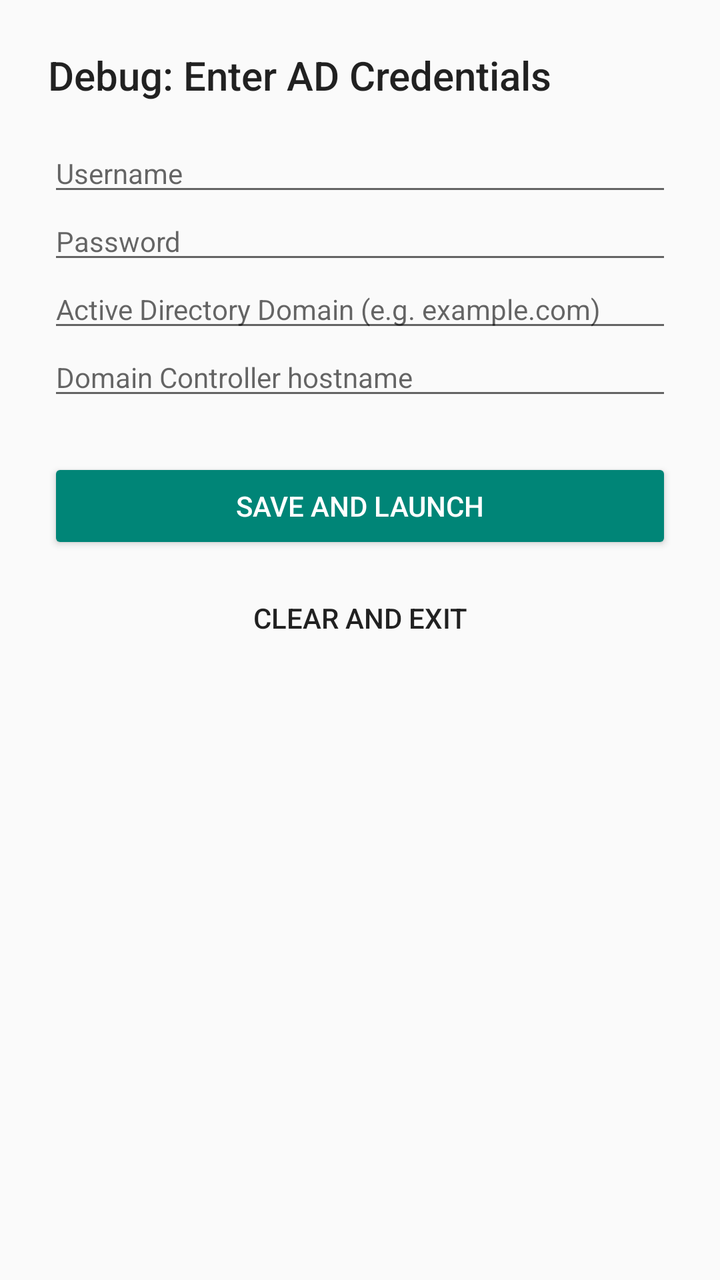
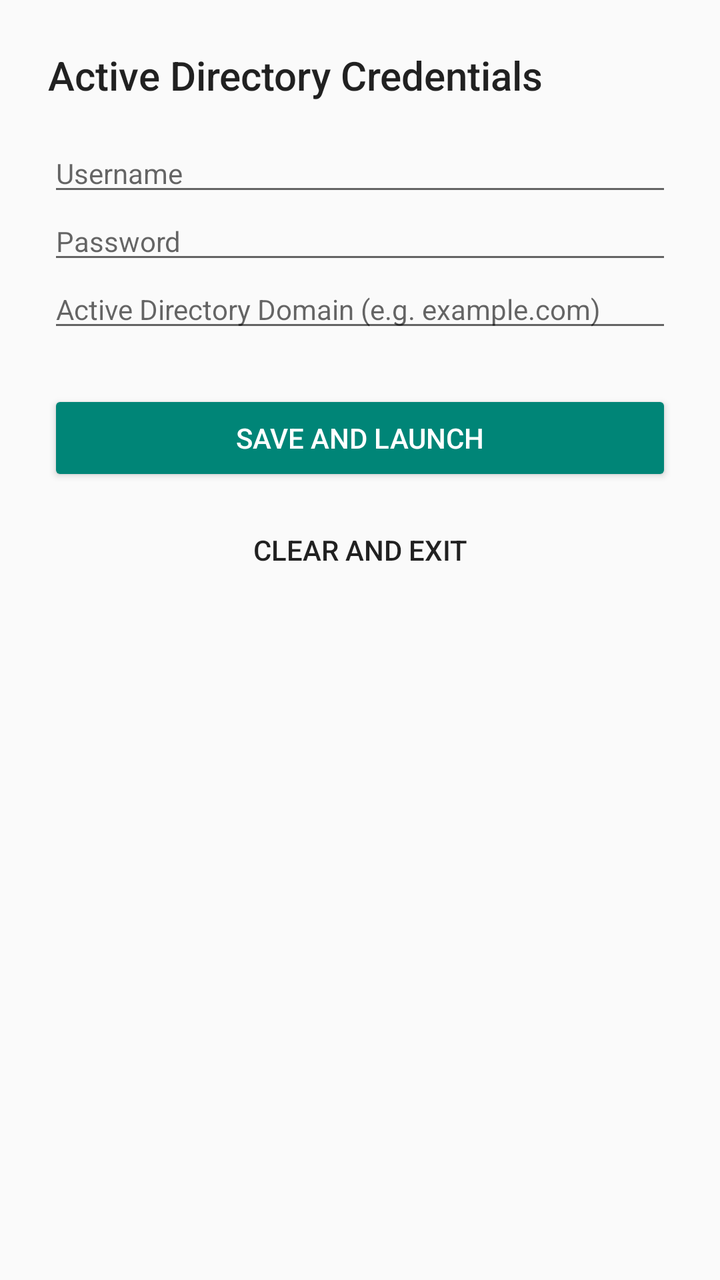

Screens rendered from an Android XML layout before and after an edit, with the pre-edit source and the edit as a unified diff.
<!-- AndroidManifest.xml: activity theme Theme.AppCompat.Light.NoActionBar -->
<!-- res/layout/activity_edit_configuration.xml -->
<?xml version="1.0" encoding="utf-8"?>
<LinearLayout
    xmlns:android="http://schemas.android.com/apk/res/android"
    android:layout_width="match_parent"
    android:layout_height="match_parent"
    android:orientation="vertical"
    android:padding="24dp"
    >

  <TextView
      android:layout_width="wrap_content"
      android:layout_height="wrap_content"
      android:text="Debug: Enter AD Credentials"
      style="@style/TextAppearance.AppCompat.Title"
      android:paddingBottom="16dp"
      />

  <EditText
      android:id="@+id/edit_username"
      android:layout_width="match_parent"
      android:layout_height="wrap_content"
      android:hint="Username"
      android:inputType="text"
      style="@style/TextAppearance.AppCompat.Body1"
      />

  <EditText
      android:id="@+id/edit_password"
      android:layout_width="match_parent"
      android:layout_height="wrap_content"
      android:hint="Password"
      android:inputType="textPassword"
      android:paddingTop="8dp"
      style="@style/TextAppearance.AppCompat.Body1"
      />

  <EditText
      android:id="@+id/edit_domain"
      android:layout_width="match_parent"
      android:layout_height="wrap_content"
      android:hint="Active Directory Domain (e.g. example.com)"
      android:inputType="textUri"
      android:paddingTop="8dp"
      style="@style/TextAppearance.AppCompat.Body1"
      />

  <EditText
      android:id="@+id/edit_controller"
      android:layout_width="match_parent"
      android:layout_height="wrap_content"
      android:hint="Domain Controller hostname"
      android:inputType="textUri"
      android:paddingTop="8dp"
      style="@style/TextAppearance.AppCompat.Body1"
      />

  <Button
      android:id="@+id/btn_save"
      android:layout_width="match_parent"
      android:layout_height="wrap_content"
      android:text="Save and Launch"
      android:layout_marginTop="24dp"
      style="@style/Widget.AppCompat.Button.Colored"
      />

  <Button
      android:id="@+id/btn_clear"
      android:layout_width="match_parent"
      android:layout_height="wrap_content"
      android:text="Clear and Exit"
      android:layout_marginTop="8dp"
      style="@style/Widget.AppCompat.Button.Borderless"
      />

</LinearLayout>
<!-- resources referenced by this layout -->
<resources>

</resources>

<!-- the commit's change to res/layout/activity_edit_configuration.xml (unified diff, before → after) -->
@@ -10,7 +10,7 @@
   <TextView
       android:layout_width="wrap_content"
       android:layout_height="wrap_content"
-      android:text="Debug: Enter AD Credentials"
+      android:text="@string/title"
       style="@style/TextAppearance.AppCompat.Title"
       android:paddingBottom="16dp"
       />
@@ -44,16 +44,6 @@
       style="@style/TextAppearance.AppCompat.Body1"
       />
 
-  <EditText
-      android:id="@+id/edit_controller"
-      android:layout_width="match_parent"
-      android:layout_height="wrap_content"
-      android:hint="Domain Controller hostname"
-      android:inputType="textUri"
-      android:paddingTop="8dp"
-      style="@style/TextAppearance.AppCompat.Body1"
-      />
-
   <Button
       android:id="@+id/btn_save"
       android:layout_width="match_parent"
<!-- resource entries referenced after the edit -->
@@ -1,5 +1,5 @@
 <!-- resources referenced by this layout -->
 <resources>
-
+  <string name="title">Active Directory Credentials</string>
 </resources>
 
